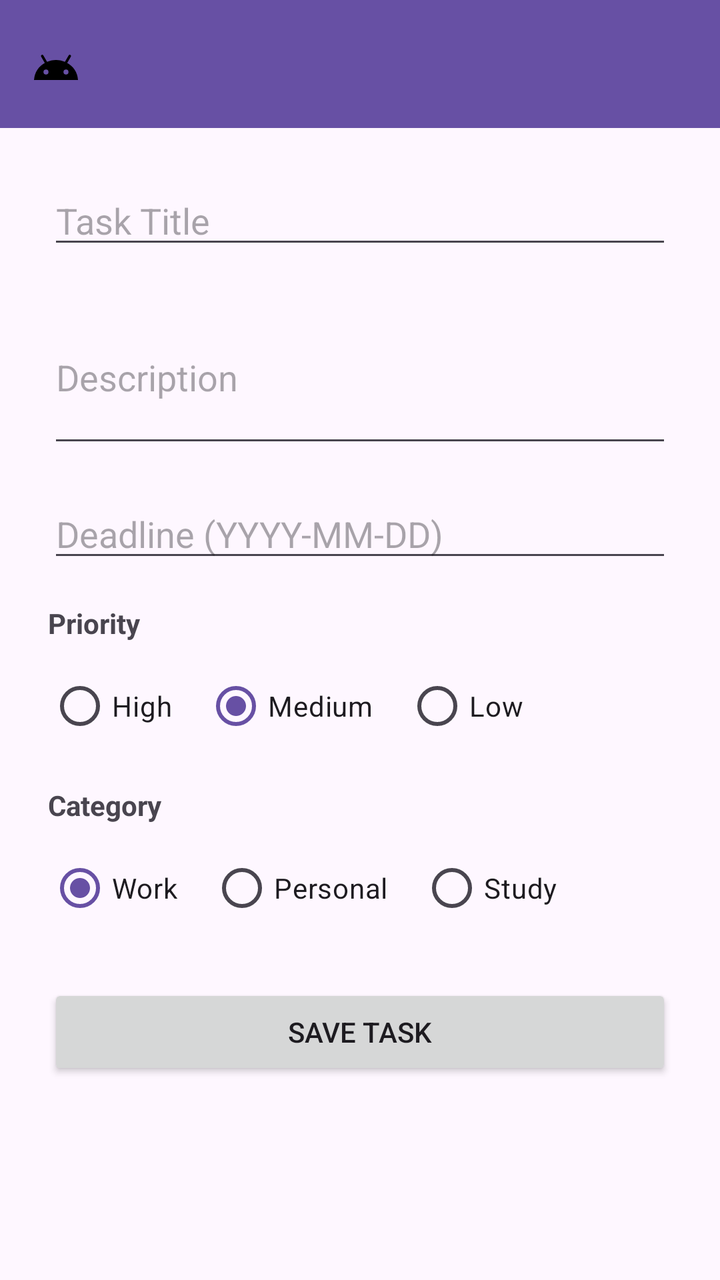
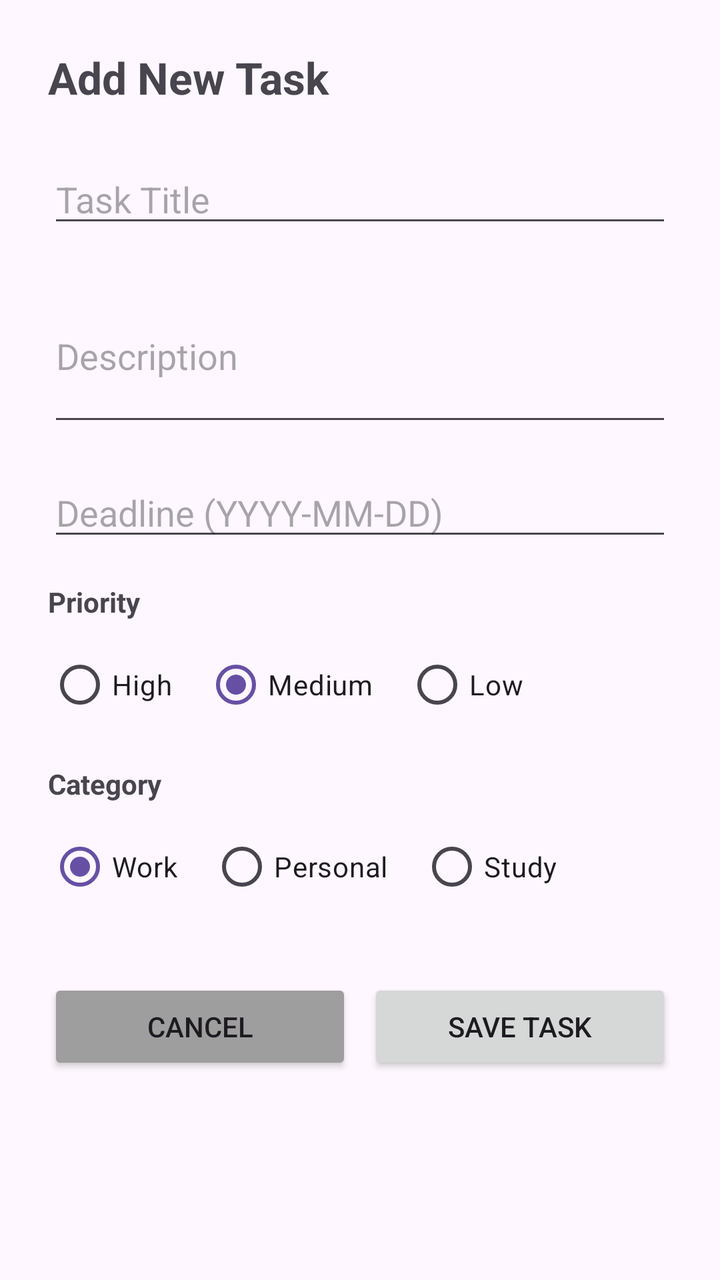

Compare the two renders of this Android layout. The source of the first and the diff that turns it into the second are given below.
<!-- AndroidManifest.xml: application theme Theme.TaskManager -->
<!-- res/layout/activity_add_task.xml -->
<?xml version="1.0" encoding="utf-8"?>
<LinearLayout xmlns:android="http://schemas.android.com/apk/res/android"
    xmlns:app="http://schemas.android.com/apk/res-auto"
    android:layout_width="match_parent"
    android:layout_height="match_parent"
    android:orientation="vertical">

    <androidx.appcompat.widget.Toolbar
        android:id="@+id/toolbar"
        android:layout_width="match_parent"
        android:layout_height="?attr/actionBarSize"
        android:background="?attr/colorPrimary"
        app:titleTextColor="@android:color/white"
        app:navigationIcon="@drawable/ic_back_arrow" />

    <ScrollView
        android:layout_width="match_parent"
        android:layout_height="match_parent">

        <LinearLayout
            android:layout_width="match_parent"
            android:layout_height="wrap_content"
            android:orientation="vertical"
            android:padding="24dp">

            <EditText
                android:id="@+id/etTitle"
                android:layout_width="match_parent"
                android:layout_height="wrap_content"
                android:hint="Task Title"
                android:layout_marginBottom="16dp" />

            <EditText
                android:id="@+id/etDescription"
                android:layout_width="match_parent"
                android:layout_height="wrap_content"
                android:hint="Description"
                android:inputType="textMultiLine"
                android:minLines="3"
                android:layout_marginBottom="16dp" />

            <EditText
                android:id="@+id/etDeadline"
                android:layout_width="match_parent"
                android:layout_height="wrap_content"
                android:hint="Deadline (YYYY-MM-DD)"
                android:focusable="false"
                android:layout_marginBottom="16dp" />

            <TextView
                android:layout_width="wrap_content"
                android:layout_height="wrap_content"
                android:text="Priority"
                android:textStyle="bold"
                android:layout_marginBottom="8dp" />

            <RadioGroup
                android:id="@+id/rgPriority"
                android:layout_width="match_parent"
                android:layout_height="wrap_content"
                android:orientation="horizontal"
                android:layout_marginBottom="16dp">

                <RadioButton
                    android:id="@+id/rbHigh"
                    android:layout_width="wrap_content"
                    android:layout_height="wrap_content"
                    android:text="High" />

                <RadioButton
                    android:id="@+id/rbMedium"
                    android:layout_width="wrap_content"
                    android:layout_height="wrap_content"
                    android:text="Medium"
                    android:checked="true"
                    android:layout_marginStart="16dp" />

                <RadioButton
                    android:id="@+id/rbLow"
                    android:layout_width="wrap_content"
                    android:layout_height="wrap_content"
                    android:text="Low"
                    android:layout_marginStart="16dp" />

            </RadioGroup>

            <TextView
                android:layout_width="wrap_content"
                android:layout_height="wrap_content"
                android:text="Category"
                android:textStyle="bold"
                android:layout_marginBottom="8dp" />

            <RadioGroup
                android:id="@+id/rgCategory"
                android:layout_width="match_parent"
                android:layout_height="wrap_content"
                android:orientation="horizontal"
                android:layout_marginBottom="24dp">

                <RadioButton
                    android:id="@+id/rbWork"
                    android:layout_width="wrap_content"
                    android:layout_height="wrap_content"
                    android:text="Work"
                    android:checked="true" />

                <RadioButton
                    android:id="@+id/rbPersonal"
                    android:layout_width="wrap_content"
                    android:layout_height="wrap_content"
                    android:text="Personal"
                    android:layout_marginStart="16dp" />

                <RadioButton
                    android:id="@+id/rbStudy"
                    android:layout_width="wrap_content"
                    android:layout_height="wrap_content"
                    android:text="Study"
                    android:layout_marginStart="16dp" />

            </RadioGroup>

            <Button
                android:id="@+id/btnSaveTask"
                android:layout_width="match_parent"
                android:layout_height="wrap_content"
                android:text="Save Task" />

            <ProgressBar
                android:id="@+id/progressBar"
                android:layout_width="wrap_content"
                android:layout_height="wrap_content"
                android:layout_gravity="center"
                android:layout_marginTop="16dp"
                android:visibility="gone" />

        </LinearLayout>

    </ScrollView>

</LinearLayout>
<!-- resources referenced by this layout -->
<resources>
  <!-- drawable ic_back_arrow (drawable) -->
  <vector xmlns:android="http://schemas.android.com/apk/res/android" android:height="24dp" android:tint="#000000" android:viewportHeight="24" android:viewportWidth="24" android:width="24dp">
          
      <path android:fillColor="#FF000000" android:pathData="M17.6,11.48 L19.44,8.3a0.63,0.63 0,0 0,-1.09 -0.63l-1.88,3.24a11.43,11.43 0,0 0,-8.94 0L5.65,7.67a0.63,0.63 0,0 0,-1.09 0.63L6.4,11.48A10.81,10.81 0,0 0,1 20L23,20A10.81,10.81 0,0 0,17.6 11.48ZM7,17.25A1.25,1.25 0,1 1,8.25 16,1.25 1.25,0 0,1 7,17.25ZM17,17.25A1.25,1.25 0,1 1,18.25 16,1.25 1.25,0 0,1 17,17.25Z"/>
      
  </vector>
  <style name="Theme.TaskManager" parent="Base.Theme.TaskManager" />
  <style name="Base.Theme.TaskManager" parent="Theme.Material3.DayNight.NoActionBar">
          
          
      </style>
</resources>

<!-- the commit's change to res/layout/activity_add_task.xml (unified diff, before → after) -->
@@ -1,142 +1,152 @@
 <?xml version="1.0" encoding="utf-8"?>
-<LinearLayout xmlns:android="http://schemas.android.com/apk/res/android"
-    xmlns:app="http://schemas.android.com/apk/res-auto"
+<ScrollView xmlns:android="http://schemas.android.com/apk/res/android"
     android:layout_width="match_parent"
-    android:layout_height="match_parent"
-    android:orientation="vertical">
+    android:layout_height="match_parent">
 
-    <androidx.appcompat.widget.Toolbar
-        android:id="@+id/toolbar"
+    <LinearLayout
         android:layout_width="match_parent"
-        android:layout_height="?attr/actionBarSize"
-        android:background="?attr/colorPrimary"
-        app:titleTextColor="@android:color/white"
-        app:navigationIcon="@drawable/ic_back_arrow" />
+        android:layout_height="wrap_content"
+        android:orientation="vertical"
+        android:padding="24dp">
 
-    <ScrollView
-        android:layout_width="match_parent"
-        android:layout_height="match_parent">
+        <TextView
+            android:layout_width="wrap_content"
+            android:layout_height="wrap_content"
+            android:text="Add New Task"
+            android:textSize="22sp"
+            android:textStyle="bold"
+            android:layout_marginBottom="24dp" />
+
+        <EditText
+            android:id="@+id/etTitle"
+            android:layout_width="match_parent"
+            android:layout_height="wrap_content"
+            android:hint="Task Title"
+            android:layout_marginBottom="16dp" />
+
+        <EditText
+            android:id="@+id/etDescription"
+            android:layout_width="match_parent"
+            android:layout_height="wrap_content"
+            android:hint="Description"
+            android:inputType="textMultiLine"
+            android:minLines="3"
+            android:layout_marginBottom="16dp" />
+
+        <EditText
+            android:id="@+id/etDeadline"
+            android:layout_width="match_parent"
+            android:layout_height="wrap_content"
+            android:hint="Deadline (YYYY-MM-DD)"
+            android:focusable="false"
+            android:layout_marginBottom="16dp" />
+
+        <TextView
+            android:layout_width="wrap_content"
+            android:layout_height="wrap_content"
+            android:text="Priority"
+            android:textStyle="bold"
+            android:layout_marginBottom="8dp" />
+
+        <RadioGroup
+            android:id="@+id/rgPriority"
+            android:layout_width="match_parent"
+            android:layout_height="wrap_content"
+            android:orientation="horizontal"
+            android:layout_marginBottom="16dp">
+
+            <RadioButton
+                android:id="@+id/rbHigh"
+                android:layout_width="wrap_content"
+                android:layout_height="wrap_content"
+                android:text="High" />
+
+            <RadioButton
+                android:id="@+id/rbMedium"
+                android:layout_width="wrap_content"
+                android:layout_height="wrap_content"
+                android:text="Medium"
+                android:checked="true"
+                android:layout_marginStart="16dp" />
+
+            <RadioButton
+                android:id="@+id/rbLow"
+                android:layout_width="wrap_content"
+                android:layout_height="wrap_content"
+                android:text="Low"
+                android:layout_marginStart="16dp" />
+
+        </RadioGroup>
+
+        <TextView
+            android:layout_width="wrap_content"
+            android:layout_height="wrap_content"
+            android:text="Category"
+            android:textStyle="bold"
+            android:layout_marginBottom="8dp" />
+
+        <RadioGroup
+            android:id="@+id/rgCategory"
+            android:layout_width="match_parent"
+            android:layout_height="wrap_content"
+            android:orientation="horizontal"
+            android:layout_marginBottom="24dp">
+
+            <RadioButton
+                android:id="@+id/rbWork"
+                android:layout_width="wrap_content"
+                android:layout_height="wrap_content"
+                android:text="Work"
+                android:checked="true" />
+
+            <RadioButton
+                android:id="@+id/rbPersonal"
+                android:layout_width="wrap_content"
+                android:layout_height="wrap_content"
+                android:text="Personal"
+                android:layout_marginStart="16dp" />
+
+            <RadioButton
+                android:id="@+id/rbStudy"
+                android:layout_width="wrap_content"
+                android:layout_height="wrap_content"
+                android:text="Study"
+                android:layout_marginStart="16dp" />
+
+        </RadioGroup>
 
         <LinearLayout
             android:layout_width="match_parent"
             android:layout_height="wrap_content"
-            android:orientation="vertical"
-            android:padding="24dp">
+            android:orientation="horizontal"
+            android:layout_marginTop="8dp">
 
-            <EditText
-                android:id="@+id/etTitle"
-                android:layout_width="match_parent"
+            <Button
+                android:id="@+id/btnCancel"
+                android:layout_width="0dp"
                 android:layout_height="wrap_content"
-                android:hint="Task Title"
-                android:layout_marginBottom="16dp" />
-
-            <EditText
-                android:id="@+id/etDescription"
-                android:layout_width="match_parent"
-                android:layout_height="wrap_content"
-                android:hint="Description"
-                android:inputType="textMultiLine"
-                android:minLines="3"
-                android:layout_marginBottom="16dp" />
-
-            <EditText
-                android:id="@+id/etDeadline"
-                android:layout_width="match_parent"
-                android:layout_height="wrap_content"
-                android:hint="Deadline (YYYY-MM-DD)"
-                android:focusable="false"
-                android:layout_marginBottom="16dp" />
-
-            <TextView
-                android:layout_width="wrap_content"
-                android:layout_height="wrap_content"
-                android:text="Priority"
-                android:textStyle="bold"
-                android:layout_marginBottom="8dp" />
-
-            <RadioGroup
-                android:id="@+id/rgPriority"
-                android:layout_width="match_parent"
-                android:layout_height="wrap_content"
-                android:orientation="horizontal"
-                android:layout_marginBottom="16dp">
-
-                <RadioButton
-                    android:id="@+id/rbHigh"
-                    android:layout_width="wrap_content"
-                    android:layout_height="wrap_content"
-                    android:text="High" />
-
-                <RadioButton
-                    android:id="@+id/rbMedium"
-                    android:layout_width="wrap_content"
-                    android:layout_height="wrap_content"
-                    android:text="Medium"
-                    android:checked="true"
-                    android:layout_marginStart="16dp" />
-
-                <RadioButton
-                    android:id="@+id/rbLow"
-                    android:layout_width="wrap_content"
-                    android:layout_height="wrap_content"
-                    android:text="Low"
-                    android:layout_marginStart="16dp" />
-
-            </RadioGroup>
-
-            <TextView
-                android:layout_width="wrap_content"
-                android:layout_height="wrap_content"
-                android:text="Category"
-                android:textStyle="bold"
-                android:layout_marginBottom="8dp" />
-
-            <RadioGroup
-                android:id="@+id/rgCategory"
-                android:layout_width="match_parent"
-                android:layout_height="wrap_content"
-                android:orientation="horizontal"
-                android:layout_marginBottom="24dp">
-
-                <RadioButton
-                    android:id="@+id/rbWork"
-                    android:layout_width="wrap_content"
-                    android:layout_height="wrap_content"
-                    android:text="Work"
-                    android:checked="true" />
-
-                <RadioButton
-                    android:id="@+id/rbPersonal"
-                    android:layout_width="wrap_content"
-                    android:layout_height="wrap_content"
-                    android:text="Personal"
-                    android:layout_marginStart="16dp" />
-
-                <RadioButton
-                    android:id="@+id/rbStudy"
-                    android:layout_width="wrap_content"
-                    android:layout_height="wrap_content"
-                    android:text="Study"
-                    android:layout_marginStart="16dp" />
-
-            </RadioGroup>
+                android:layout_weight="1"
+                android:layout_marginEnd="8dp"
+                android:text="Cancel"
+                android:backgroundTint="#9E9E9E" />
 
             <Button
                 android:id="@+id/btnSaveTask"
-                android:layout_width="match_parent"
+                android:layout_width="0dp"
                 android:layout_height="wrap_content"
+                android:layout_weight="1"
                 android:text="Save Task" />
-
-            <ProgressBar
-                android:id="@+id/progressBar"
-                android:layout_width="wrap_content"
-                android:layout_height="wrap_content"
-                android:layout_gravity="center"
-                android:layout_marginTop="16dp"
-                android:visibility="gone" />
 
         </LinearLayout>
 
-    </ScrollView>
+        <ProgressBar
+            android:id="@+id/progressBar"
+            android:layout_width="wrap_content"
+            android:layout_height="wrap_content"
+            android:layout_gravity="center"
+            android:layout_marginTop="16dp"
+            android:visibility="gone" />
 
-</LinearLayout>
+    </LinearLayout>
+
+</ScrollView>
<!-- resource entries referenced after the edit -->
@@ -1,11 +1,5 @@
 <!-- resources referenced by this layout -->
 <resources>
-  <!-- drawable ic_back_arrow (drawable) -->
-  <vector xmlns:android="http://schemas.android.com/apk/res/android" android:height="24dp" android:tint="#000000" android:viewportHeight="24" android:viewportWidth="24" android:width="24dp">
-          
-      <path android:fillColor="#FF000000" android:pathData="M17.6,11.48 L19.44,8.3a0.63,0.63 0,0 0,-1.09 -0.63l-1.88,3.24a11.43,11.43 0,0 0,-8.94 0L5.65,7.67a0.63,0.63 0,0 0,-1.09 0.63L6.4,11.48A10.81,10.81 0,0 0,1 20L23,20A10.81,10.81 0,0 0,17.6 11.48ZM7,17.25A1.25,1.25 0,1 1,8.25 16,1.25 1.25,0 0,1 7,17.25ZM17,17.25A1.25,1.25 0,1 1,18.25 16,1.25 1.25,0 0,1 17,17.25Z"/>
-      
-  </vector>
   <style name="Theme.TaskManager" parent="Base.Theme.TaskManager" />
   <style name="Base.Theme.TaskManager" parent="Theme.Material3.DayNight.NoActionBar">
           
